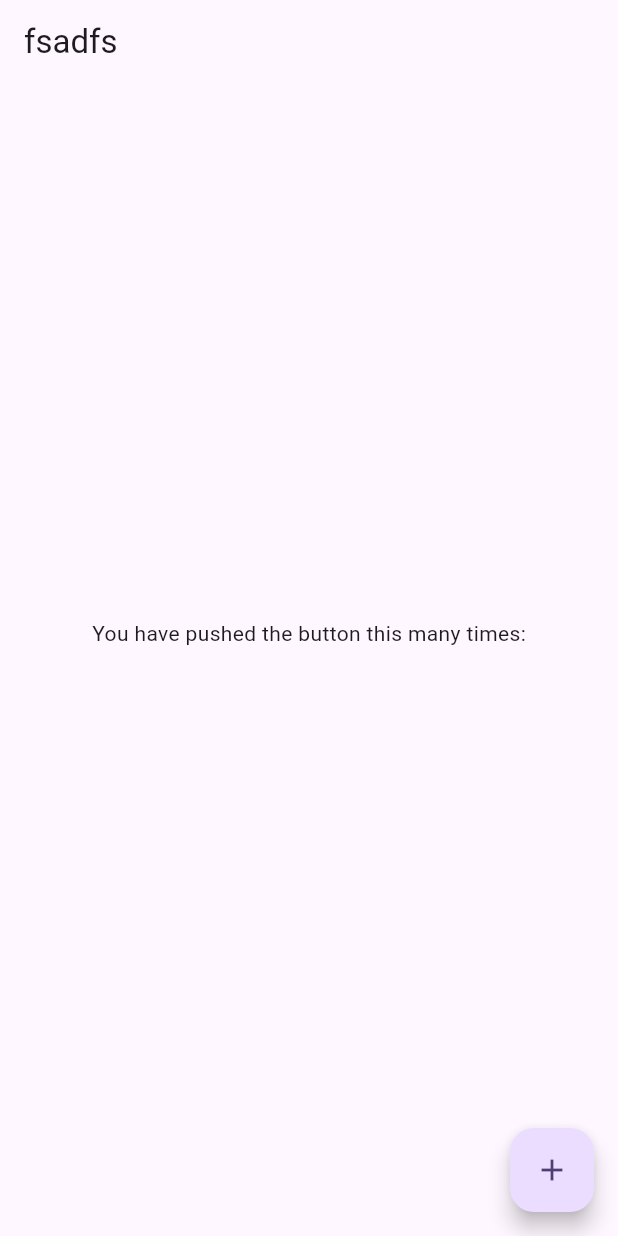
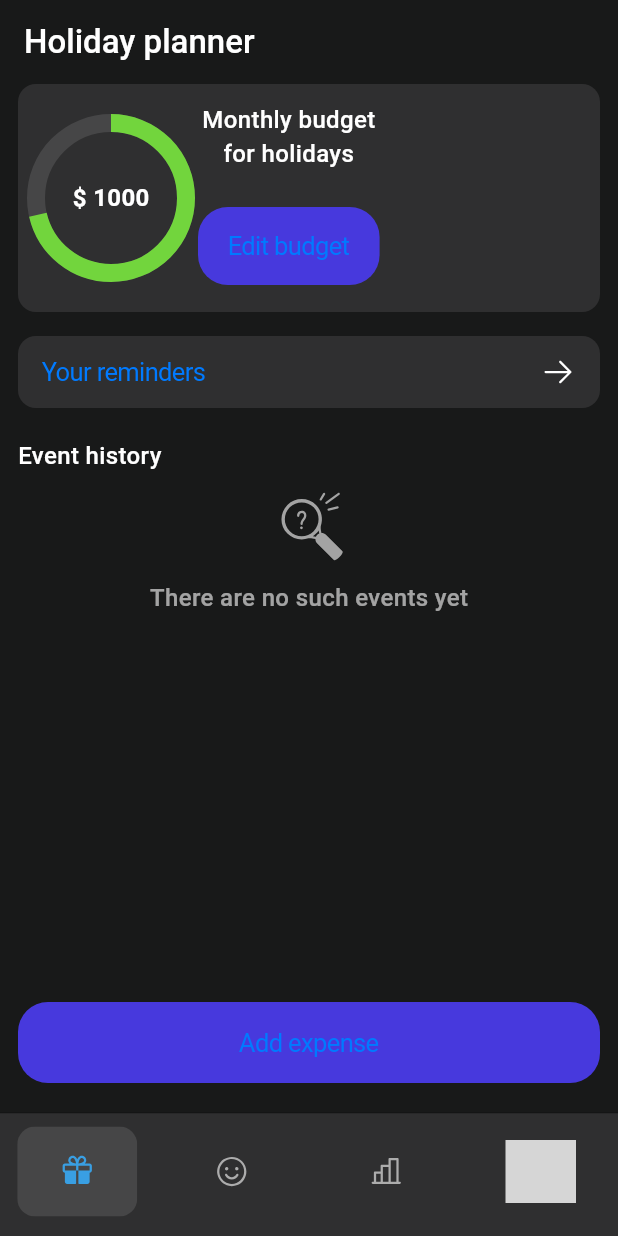
Before and after one commit to IBKnight/gift_fund, a Flutter app: the screen it shows after launch, on a phone screen of 412 x 824 dp. Run offline on Flutter 3.47's test engine with Material 3 defaults, Android fonts, the phone set to English and light mode, and no system bars; our stand-ins replace flutter_svg, vector_graphics; grey boxes are pictures that could not be loaded.

Commit message:
added planner screen

```diff
--- a/lib/src/app.dart
+++ b/lib/src/app.dart
@@ -1,5 +1,6 @@
 import 'package:flutter/material.dart';
-import 'package:gift_fund/src/features/main/main_screen.dart';
+import 'package:gift_fund/src/features/main/screens/main_screen.dart';
+import 'package:gift_fund/src/features/reminders/reminders_screen.dart';
 
 class MyApp extends StatelessWidget {
   const MyApp({super.key});
@@ -7,12 +8,16 @@ class MyApp extends StatelessWidget {
   @override
   Widget build(BuildContext context) {
     return MaterialApp(
-      title: 'Flutter Demo',
+      title: 'Gift Fund',
       theme: ThemeData(
         colorScheme: ColorScheme.fromSeed(seedColor: Colors.deepPurple),
         useMaterial3: true,
       ),
-      home: const MainScreen(),
+      initialRoute: "/",
+      routes: {
+        "/": (ctx) => const MainScreen(),
+        "/reminders": (ctx) => const RemindersScreen(),
+      },
     );
   }
 }
--- /dev/null
+++ b/lib/src/common/palette.dart
@@ -0,0 +1,13 @@
+import 'dart:ui';
+
+abstract class Palette {
+  static Color bgSecondary = const Color(0xFF2F2F30);
+  static Color circularIndicatorBg = const Color(0xFFFFFFFF).withOpacity(0.11);
+  static Color accentGreen = const Color(0xFF72D53D);
+  static Color bgPrimary = const Color(0xFF181919);
+  static Color accentRed = const Color(0xFFE93F25);
+  static Color accentSecondaryBlue = const Color(0xFF4739DD);
+  static Color sixtyPercWhite = const Color(0xFFFFFFFF).withOpacity(0.6);
+  static Color primaryBlue = const Color(0xFF399FE3);
+
+}
--- /dev/null
+++ b/lib/src/common/strings.dart
@@ -0,0 +1,11 @@
+abstract class Strings{
+  static const String holidayPlanner = "Holiday planner";
+  static const String monthlyBudget = "Monthly budget\nfor holidays";
+  static const String setBudget = "Set a budget";
+  static const String editBudget = "Edit budget";
+  static const String urReminders = "Your reminders";
+  static const String eventHistory = "Event history";
+  static const String noSuchEvents = "There are no such events yet";
+  static const String addExpense = "Add expense";
+
+}
--- /dev/null
+++ b/lib/src/common/widgets/rounded_colored_box.dart
@@ -0,0 +1,35 @@
+import 'package:flutter/cupertino.dart';
+
+class RoundedColoredBox extends StatelessWidget {
+  final EdgeInsets padding;
+  final Color bgColor;
+  final double? height;
+  final double? width;
+  final Widget child;
+  const RoundedColoredBox({
+    super.key,
+    required this.padding,
+    required this.bgColor,
+    required this.child,
+    this.height,
+    this.width,
+  });
+
+  @override
+  Widget build(BuildContext context) {
+    return SizedBox(
+      height: height,
+      width: width,
+      child: ClipRRect(
+        borderRadius: BorderRadius.circular(12),
+        child: ColoredBox(
+          color: bgColor,
+          child: Padding(
+            padding: padding,
+            child: child,
+          ),
+        ),
+      ),
+    );
+  }
+}
--- a/lib/src/features/main/main_screen.dart
+++ /dev/null
@@ -1,39 +0,0 @@
-import 'package:flutter/material.dart';
-
-class MainScreen extends StatefulWidget {
-  const MainScreen({super.key});
-
-  @override
-  State<MainScreen> createState() => _MainScreenState();
-}
-
-class _MainScreenState extends State<MainScreen> {
-
-  @override
-  Widget build(BuildContext context) {
-    return Scaffold(
-      appBar: AppBar(
-        title: Text('fsadfs'),
-      ),
-      body: Center(
-        child: Column(
-          mainAxisAlignment: MainAxisAlignment.center,
-          children: <Widget>[
-            const Text(
-              'You have pushed the button this many times:',
-            ),
-            Text(
-              '',
-              style: Theme.of(context).textTheme.headlineMedium,
-            ),
-          ],
-        ),
-      ),
-      floatingActionButton: FloatingActionButton(
-        onPressed: (){},
-        tooltip: 'Increment',
-        child: const Icon(Icons.add),
-      ),
-    );
-  }
-}
--- /dev/null
+++ b/lib/src/features/main/screens/holiday_planners_screen.dart
@@ -0,0 +1,113 @@
+import 'package:flutter/cupertino.dart';
+import 'package:flutter/material.dart';
+import 'package:flutter_svg/flutter_svg.dart';
+import 'package:gift_fund/gen/assets.gen.dart';
+import 'package:gift_fund/src/common/palette.dart';
+import 'package:gift_fund/src/common/strings.dart';
+import 'package:gift_fund/src/common/widgets/rounded_colored_box.dart';
+import 'package:gift_fund/src/features/main/widgets/budget_indicator.dart';
+
+class HolidayPlannersScreen extends StatelessWidget {
+  const HolidayPlannersScreen({
+    super.key,
+  });
+
+  @override
+  Widget build(BuildContext context) {
+    return Padding(
+      padding: const EdgeInsets.symmetric(horizontal: 12),
+      child: Column(
+        crossAxisAlignment: CrossAxisAlignment.start,
+        children: [
+          RoundedColoredBox(
+            height: 152,
+            padding: const EdgeInsets.all(12),
+            bgColor: Palette.bgSecondary,
+            child: Row(
+              children: [
+                const BudgetIndicator(
+                  budget: 1400,
+                  currentBudget: 1000,
+                ),
+                const SizedBox(width: 8),
+                Column(
+                  children: [
+                    const Text(
+                      Strings.monthlyBudget,
+                      textAlign: TextAlign.center,
+                      style: TextStyle(
+                          fontSize: 16,
+                          color: Colors.white,
+                          fontWeight: FontWeight.w500),
+                    ),
+                    const SizedBox(height: 24),
+                    CupertinoButton(
+                      color: Palette.accentSecondaryBlue,
+                      borderRadius: BorderRadius.circular(20),
+                      child: const Text(Strings.editBudget),
+                      onPressed: () {},
+                    ),
+                  ],
+                )
+              ],
+            ),
+          ),
+          const SizedBox(height: 16),
+          CupertinoButton(
+            padding: const EdgeInsets.symmetric(vertical: 12, horizontal: 16),
+            color: Palette.bgSecondary,
+            borderRadius: BorderRadius.circular(12),
+            child: Row(
+              mainAxisAlignment: MainAxisAlignment.spaceBetween,
+              children: [
+                const Text(
+                  Strings.urReminders,
+                ),
+                SvgPicture.asset(Assets.icons.arrowRight.path),
+              ],
+            ),
+            onPressed: () {},
+          ),
+          const SizedBox(height: 20),
+          const Text(
+            Strings.eventHistory,
+            style: TextStyle(
+              fontSize: 16,
+              color: Colors.white,
+              fontWeight: FontWeight.w500,
+            ),
+          ),
+          const SizedBox(height: 12),
+          Center(
+            child: Column(
+              children: [
+                SvgPicture.asset(Assets.icons.empty.path),
+                const SizedBox(height: 12),
+                Text(
+                  Strings.noSuchEvents,
+                  style: TextStyle(
+                    fontSize: 16,
+                    color: Palette.sixtyPercWhite,
+                    fontWeight: FontWeight.w500,
+                  ),
+                ),
+              ],
+            ),
+          ),
+          const Expanded(child: SizedBox()),
+          SizedBox(
+            width: double.infinity,
+            child: CupertinoButton(
+              padding: const EdgeInsets.symmetric(vertical: 17),
+              color: Palette.accentSecondaryBlue,
+              borderRadius: BorderRadius.circular(20),
+              child: const Text(Strings.addExpense),
+              onPressed: () {},
+            ),
+          ),
+          const SizedBox(height: 20),
+        ],
+      ),
+    );
+  }
+}
--- /dev/null
+++ b/lib/src/features/main/screens/main_screen.dart
@@ -0,0 +1,137 @@
+import 'package:flutter/cupertino.dart';
+import 'package:flutter/material.dart';
+import 'package:flutter_svg/flutter_svg.dart';
+import 'package:gift_fund/gen/assets.gen.dart';
+import 'package:gift_fund/src/common/palette.dart';
+import 'package:gift_fund/src/common/strings.dart';
+import 'package:gift_fund/src/common/widgets/rounded_colored_box.dart';
+import 'package:gift_fund/src/features/main/screens/holiday_planners_screen.dart';
+
+class MainScreen extends StatefulWidget {
+  const MainScreen({super.key});
+
+  @override
+  State<MainScreen> createState() => _MainScreenState();
+}
+
+class _MainScreenState extends State<MainScreen> {
+  int _selectedIndex = 0;
+  late final PageController _pageController;
+
+  @override
+  void initState() {
+    super.initState();
+    _pageController = PageController();
+  }
+
+  @override
+  void dispose() {
+    _pageController.dispose();
+    super.dispose();
+  }
+
+  @override
+  Widget build(BuildContext context) {
+    return CupertinoTheme(
+      data: const CupertinoThemeData(),
+      child: Scaffold(
+        backgroundColor: Palette.bgPrimary,
+        appBar: AppBar(
+          backgroundColor: Palette.bgPrimary,
+          title: const Text(
+            Strings.holidayPlanner,
+            style: TextStyle(
+              color: Colors.white,
+              fontWeight: FontWeight.w500,
+            ),
+          ),
+        ),
+        bottomNavigationBar: CupertinoTabBar(
+          height: 82,
+          backgroundColor: Palette.bgSecondary,
+          items: <BottomNavigationBarItem>[
+            BottomNavigationBarItem(
+              icon: CustomNavBarItem(
+                selectedIndex: _selectedIndex,
+                index: 0,
+                iconPath: Assets.icons.holiday.path,
+              ),
+            ),
+            BottomNavigationBarItem(
+              icon: CustomNavBarItem(
+                selectedIndex: _selectedIndex,
+                index: 1,
+                iconPath: Assets.icons.smileOutline.path,
+              ),
+            ),
+            BottomNavigationBarItem(
+              icon: CustomNavBarItem(
+                selectedIndex: _selectedIndex,
+                index: 2,
+                iconPath: Assets.icons.statistic.path,
+              ),
+            ),
+            BottomNavigationBarItem(
+              icon: CustomNavBarItem(
+                selectedIndex: _selectedIndex,
+                index: 3,
+                iconPath: Assets.icons.settingsOutlineSix.path,
+              ),
+            ),
+          ],
+          currentIndex: _selectedIndex,
+          onTap: (index) {
+            setState(() {
+              _selectedIndex = index;
+              _pageController.animateToPage(
+                index,
+                duration: Durations.medium1,
+                curve: Curves.easeInOut,
+              );
+            });
+          },
+        ),
+        body: PageView(
+          controller: _pageController,
+          children: const [
+            HolidayPlannersScreen(),
+            HolidayPlannersScreen(),
+            HolidayPlannersScreen(),
+            HolidayPlannersScreen(),
+          ],
+        ),
+      ),
+    );
+  }
+}
+
+class CustomNavBarItem extends StatelessWidget {
+  final int selectedIndex;
+  final int index;
+  final String iconPath;
+
+  const CustomNavBarItem({
+    super.key,
+    required this.selectedIndex,
+    required this.index,
+    required this.iconPath,
+  });
+
+  @override
+  Widget build(BuildContext context) {
+    return RoundedColoredBox(
+        padding: const EdgeInsets.symmetric(horizontal: 28, vertical: 18),
+        bgColor: selectedIndex == index
+            ? Palette.circularIndicatorBg // Цвет фона для выбранной вкладки
+            : Colors.transparent,
+        child: SvgPicture.asset(
+          iconPath,
+          colorFilter: ColorFilter.mode(
+            selectedIndex == index
+                ? Palette.primaryBlue
+                : Palette.sixtyPercWhite,
+            BlendMode.srcIn,
+          ),
+        ));
+  }
+}
--- /dev/null
+++ b/lib/src/features/main/widgets/budget_indicator.dart
@@ -0,0 +1,44 @@
+import 'package:flutter/cupertino.dart';
+import 'package:flutter/material.dart';
+import 'package:gift_fund/src/common/palette.dart';
+
+class BudgetIndicator extends StatelessWidget {
+  final int budget;
+  final int currentBudget;
+  const BudgetIndicator({
+    super.key,
+    required this.budget,
+    required this.currentBudget,
+  });
+
+  @override
+  Widget build(BuildContext context) {
+    final double percentage = currentBudget / budget;
+    return Stack(
+      alignment: Alignment.center,
+      children: [
+        SizedBox(
+          width: 100, // Увеличиваем размер
+          height: 100,
+          child: CircularProgressIndicator(
+            backgroundColor: Palette.circularIndicatorBg,
+            strokeWidth: 12, // Толщина линии
+            value: (currentBudget > 0) ? percentage : 1,
+            color: (currentBudget > 0)
+                ? Palette.accentGreen
+                : Palette.accentRed, // Цвет
+          ),
+        ),
+        // Текст в центре
+        Text(
+          "\$ $currentBudget",
+          style: TextStyle(
+            fontSize: 16,
+            fontWeight: FontWeight.bold,
+            color: Colors.white,
+          ),
+        ),
+      ],
+    );
+  }
+}
--- a/pubspec.yaml
+++ b/pubspec.yaml
@@ -14,6 +14,7 @@ dependencies:
 
   cupertino_icons: ^1.0.8
   flutter_svg: ^2.0.17
+  google_fonts: ^6.2.1
 
 dev_dependencies:
   flutter_test:
@@ -22,14 +23,15 @@ dev_dependencies:
   flutter_lints: ^4.0.0
   build_runner: ^2.4.13
   flutter_gen: ^5.10.0
+  flutter_gen_runner:
+
 
 flutter_gen:
+  output: lib/gen/
   integrations:
     flutter_svg: true
 
 flutter:
-  generate: true
-
   assets:
     - assets/icons/
 
```
Also changed, not shown: lib/gen/assets.gen.dart (added, +246 -0 lines), lib/src/features/reminders/reminders_screen.dart (added, +10 -0 lines), assets/icons/arrow_right.svg (added), assets/icons/empty.svg (added), pubspec.lock, 14 other files.
